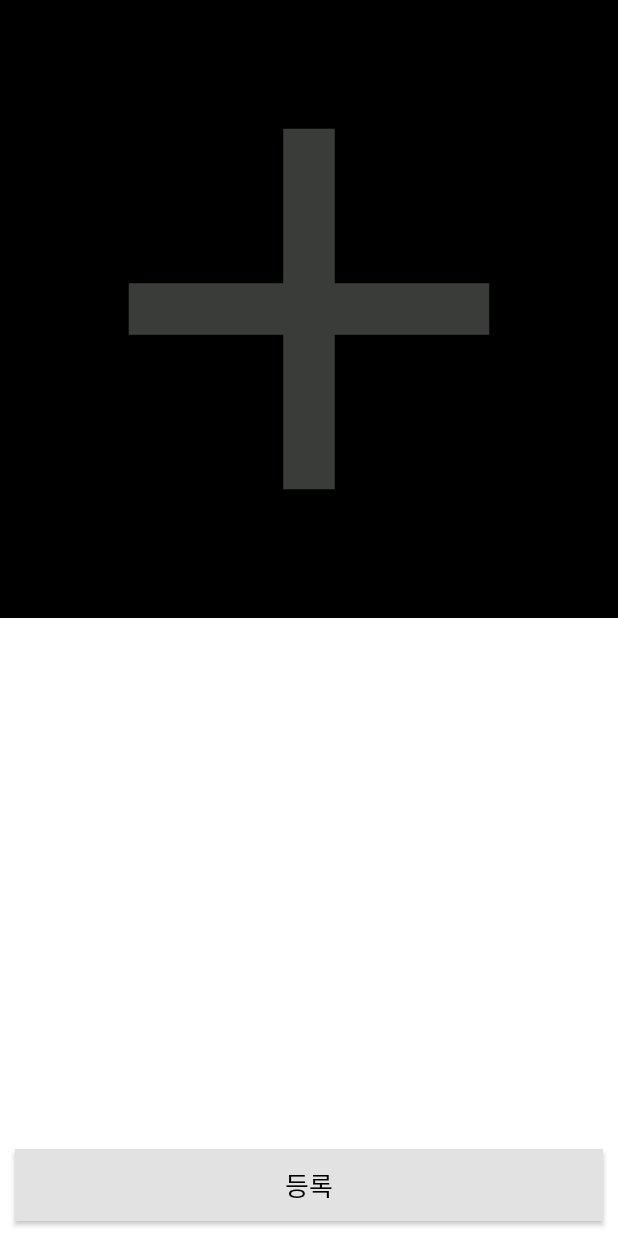
After one commit to richpin/Nutrihanjum, an Android app: the AddDiaryActivity screen opened directly, with no data from a screen before it, on a phone screen of 412 x 824 dp. The commit adds this screen. Run offline under Robolectric (Android 15) with nearby library versions, the phone set to English and light mode, and no system bars; 2 statements that could not run were skipped.

Commit message:
diary base

```diff
--- a/app/build.gradle
+++ b/app/build.gradle
@@ -60,4 +60,5 @@ dependencies {
     androidTestImplementation 'androidx.test.espresso:espresso-core:3.3.0'
 
     implementation 'com.google.android.gms:play-services-auth:19.2.0'
+    implementation 'com.github.prolificinteractive:material-calendarview:2.0.0'
 }
--- /dev/null
+++ b/app/src/main/java/com/example/nutrihanjum/AddDiaryActivity.kt
@@ -0,0 +1,89 @@
+package com.example.nutrihanjum
+
+import android.Manifest
+import android.content.Context
+import android.content.Intent
+import android.content.pm.PackageManager
+import android.content.res.Configuration
+import android.hardware.Camera
+import android.net.Uri
+import androidx.appcompat.app.AppCompatActivity
+import android.os.Bundle
+import android.os.Environment
+import android.provider.MediaStore
+import android.util.Log
+import android.view.SurfaceHolder
+import android.view.SurfaceView
+import android.widget.Toast
+import androidx.activity.result.ActivityResultLauncher
+import androidx.activity.result.contract.ActivityResultContracts
+import androidx.core.content.FileProvider
+import com.example.nutrihanjum.databinding.ActivityAddDiaryBinding
+import java.io.File
+import java.text.SimpleDateFormat
+import java.util.*
+import android.content.ClipData
+
+import android.os.Build
+
+
+
+
+class AddDiaryActivity : AppCompatActivity() {
+
+    private lateinit var binding : ActivityAddDiaryBinding
+    private lateinit var photoLauncher: ActivityResultLauncher<Uri>
+    private lateinit var photoURI: Uri
+
+    override fun onCreate(savedInstanceState: Bundle?) {
+        super.onCreate(savedInstanceState)
+
+        binding = ActivityAddDiaryBinding.inflate(layoutInflater)
+        setContentView(binding.root)
+
+        photoLauncher = registerForActivityResult(TakePictureContract()) {
+            if (it) {
+                binding.imageviewPreview.setImageURI(photoURI)
+            }
+        }
+
+        binding.imageviewPreview.setOnClickListener {
+            getPhoto()
+        }
+
+        getPhoto()
+    }
+
+    private fun getPhoto() {
+        val photoFile = createImageFile()
+
+        photoFile?.also {
+            photoURI = FileProvider.getUriForFile(this, "${packageName}.fileprovider", it)
+            photoLauncher.launch(photoURI)
+        }
+    }
+
+    private fun createImageFile(): File? {
+        val timestamp = SimpleDateFormat("yyyyMMdd_HHmmss").format(Date())
+        val storageDir = getExternalFilesDir(Environment.DIRECTORY_PICTURES)
+
+        return try {
+            File.createTempFile("DIARY_${timestamp}_", ".jpg", storageDir)
+        } catch (e: Exception) {
+            null
+        }
+    }
+
+    inner class TakePictureContract: ActivityResultContracts.TakePicture() {
+        override fun createIntent(context: Context, input: Uri): Intent {
+            val takePictureIntent = super.createIntent(context, input)
+            if (Build.VERSION.SDK_INT <= Build.VERSION_CODES.LOLLIPOP) {
+                takePictureIntent.clipData = ClipData.newRawUri("", photoURI)
+                takePictureIntent.addFlags(Intent.FLAG_GRANT_WRITE_URI_PERMISSION or Intent.FLAG_GRANT_READ_URI_PERMISSION)
+            }
+
+            return takePictureIntent
+        }
+    }
+
+}
--- a/app/src/main/java/com/example/nutrihanjum/MainActivity.kt
+++ b/app/src/main/java/com/example/nutrihanjum/MainActivity.kt
@@ -3,6 +3,7 @@ package com.example.nutrihanjum
 import androidx.appcompat.app.AppCompatActivity
 import android.os.Bundle
 import androidx.activity.viewModels
+import androidx.appcompat.app.AppCompatDelegate
 import androidx.fragment.app.Fragment
 import com.example.nutrihanjum.databinding.ActivityMainBinding
 import com.example.nutrihanjum.fragment.*
@@ -28,6 +29,8 @@ class MainActivity : AppCompatActivity() {
 
         if (userViewModel.userID != null) {
             userViewModel.userSigned()
+        } else {
+            userViewModel.userSignedOut()
         }
     }
 
--- /dev/null
+++ b/app/src/main/res/drawable/ic_baseline_add.xml
@@ -0,0 +1,5 @@
+<vector android:height="24dp" android:tint="#3A3C3A"
+    android:viewportHeight="24" android:viewportWidth="24"
+    android:width="24dp" xmlns:android="http://schemas.android.com/apk/res/android">
+    <path android:fillColor="@android:color/white" android:pathData="M19,13h-6v6h-2v-6H5v-2h6V5h2v6h6v2z"/>
+</vector>
--- /dev/null
+++ b/app/src/main/res/layout/activity_add_diary.xml
@@ -0,0 +1,30 @@
+<?xml version="1.0" encoding="utf-8"?>
+<RelativeLayout xmlns:android="http://schemas.android.com/apk/res/android"
+    xmlns:app="http://schemas.android.com/apk/res-auto"
+    xmlns:tools="http://schemas.android.com/tools"
+    android:layout_width="match_parent"
+    android:layout_height="match_parent"
+    tools:context=".AddDiaryActivity">
+
+    <ImageView
+        android:id="@+id/imageview_preview"
+        android:layout_width="match_parent"
+        android:layout_height="wrap_content"
+        android:layout_alignParentTop="true"
+        android:adjustViewBounds="true"
+        android:background="@color/black"
+        android:src="@drawable/ic_baseline_add" />
+
+    <androidx.appcompat.widget.AppCompatButton
+        android:id="@+id/btn_register_diary"
+        android:layout_width="match_parent"
+        android:layout_height="wrap_content"
+        android:layout_alignParentBottom="true"
+        android:background="@color/light_grey"
+        android:fontFamily="@font/font_bold"
+        android:layout_margin="10dp"
+        android:text="@string/add_diary"
+        android:textColor="@color/black"
+        android:textSize="17sp" />
+
+</RelativeLayout>
--- a/app/src/main/res/values-night/themes.xml
+++ b/app/src/main/res/values-night/themes.xml
@@ -1,6 +1,6 @@
 <resources xmlns:tools="http://schemas.android.com/tools">
     <!-- Base application theme. -->
-    <style name="Theme.Nutrihanjum" parent="Theme.MaterialComponents.DayNight.NoActionBar">
+    <style name="Theme.Nutrihanjum" parent="Theme.MaterialComponents.Light.NoActionBar">
         <!-- Primary brand color. -->
         <item name="colorPrimary">@color/black</item>
         <item name="colorPrimaryVariant">@color/yellow_200</item>
--- a/app/src/main/res/values/colors.xml
+++ b/app/src/main/res/values/colors.xml
@@ -11,4 +11,5 @@
     <color name="yellow_100">#EFAB3C</color>
     <color name="yellow_200">#FFDE53</color>
     <color name="yellow_300">#FFED9F</color>
+    <color name="light_grey">#E2E2E2</color>
 </resources>
--- a/app/src/main/res/values/strings.xml
+++ b/app/src/main/res/values/strings.xml
@@ -14,4 +14,6 @@
 
     <string name="google_login">Google Login</string>
     <string name="web_client_id">913031910028-prr8utnrelive27pj4klm795ek1lm86n.apps.googleusercontent.com</string>
+
+    <string name="add_diary">등록</string>
 </resources>
--- /dev/null
+++ b/app/src/main/res/xml/file_paths.xml
@@ -0,0 +1,4 @@
+<?xml version="1.0" encoding="utf-8"?>
+<paths xmlns:android="http://schemas.android.com/apk/res/android">
+    <external-files-path name="images" path="Pictures" />
+</paths>
--- a/settings.gradle
+++ b/settings.gradle
@@ -1,9 +1,9 @@
 dependencyResolutionManagement {
-    repositoriesMode.set(RepositoriesMode.FAIL_ON_PROJECT_REPOS)
+    repositoriesMode.set(RepositoriesMode.PREFER_SETTINGS)
     repositories {
         google()
         mavenCentral()
-        jcenter() // Warning: this repository is going to shut down soon
+        maven { url 'https://jitpack.io' }
     }
 }
 rootProject.name = "Nutrihanjum"
```
Also changed, not shown: app/src/main/AndroidManifest.xml (+16 -0 lines), app/src/main/java/com/example/nutrihanjum/fragment/DiaryFragment.kt (+50 -7 lines), app/src/main/java/com/example/nutrihanjum/util/OnSwipeTouchListener.kt (added, +76 -0 lines), app/src/main/res/layout/diary_fragment.xml (+34 -5 lines), build.gradle (+7 -1 lines).
